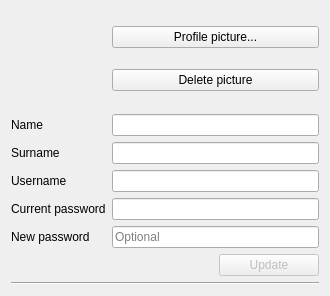
This is client/settingswindow.ui in gianluca-amprimo/pds-project as Qt 5 draws it before an edit. The edited form follows.
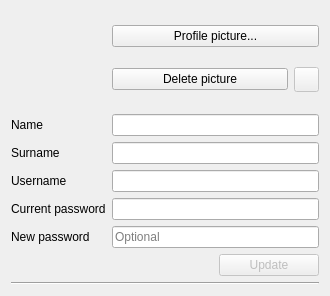
This is the edited form. Icons and pictures are not drawn.

Commit message: Piccole modifiche grafiche finestra di cambio password

Patch:
```diff
--- a/client/settingswindow.ui
+++ b/client/settingswindow.ui
@@ -52,15 +52,47 @@
          </property>
         </widget>
        </item>
+       <item>
+        <layout class="QHBoxLayout" name="horizontalLayout">
        <item>
         <widget class="QPushButton" name="DeletePictureButton">
          <property name="enabled">
           <bool>true</bool>
          </property>
+           <property name="sizePolicy">
+            <sizepolicy hsizetype="Minimum" vsizetype="Fixed">
+             <horstretch>0</horstretch>
+             <verstretch>0</verstretch>
+            </sizepolicy>
+           </property>
          <property name="text">
           <string>Delete picture</string>
          </property>
-        </widget>
+           <property name="icon">
+            <iconset theme="edit-delete"/>
+           </property>
+          </widget>
+         </item>
+         <item>
+          <widget class="QPushButton" name="UndoButton">
+           <property name="enabled">
+            <bool>false</bool>
+           </property>
+           <property name="maximumSize">
+            <size>
+             <width>25</width>
+             <height>25</height>
+            </size>
+           </property>
+           <property name="text">
+            <string/>
+           </property>
+           <property name="icon">
+            <iconset theme="edit-undo"/>
+           </property>
+          </widget>
+         </item>
+        </layout>
        </item>
       </layout>
      </item>
```
Left out of the diff: 13 changed lines with no effect on the pictures. Lines whose indentation alone changed are shown as unchanged. The commit also changes 1 other file.
